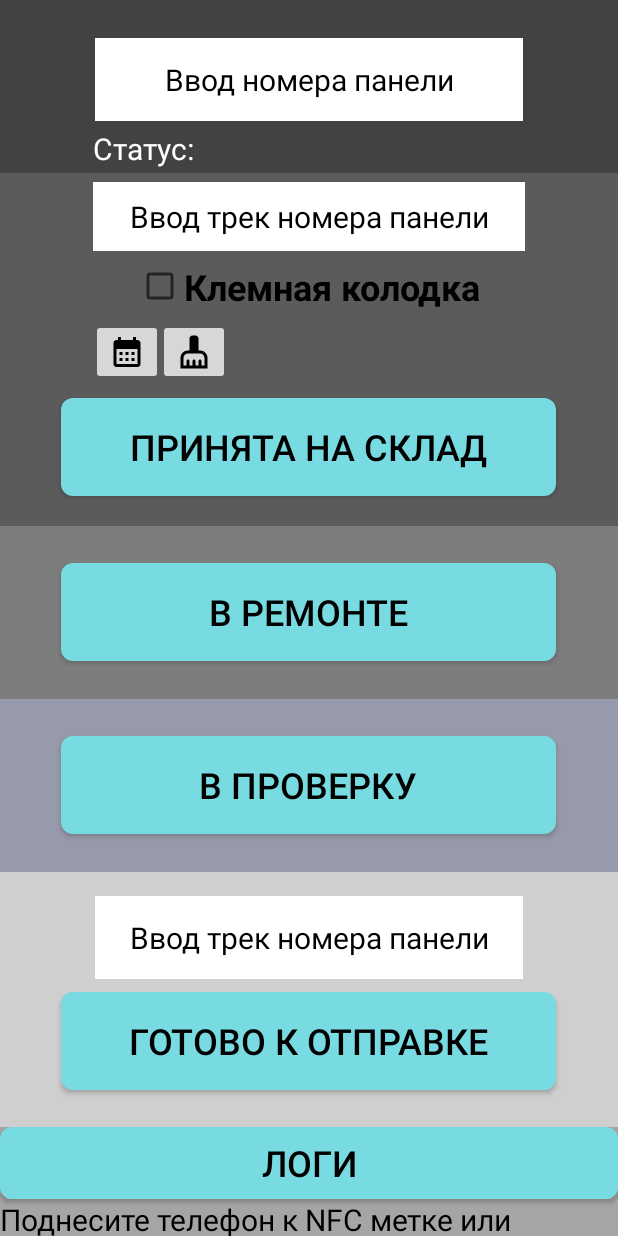
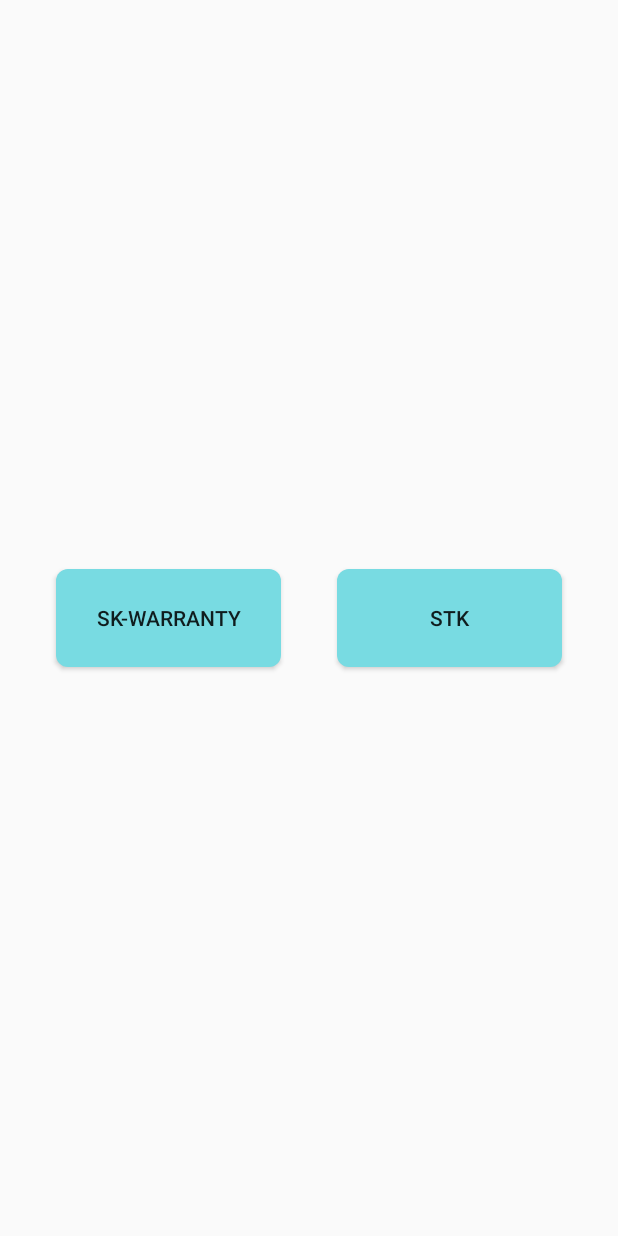
Before and after one commit to maxlukyrabbit/Sputnik, an Android app: the screen it shows after launch (MainActivity before the commit, menu_selection after it), on a phone screen of 412 x 824 dp. Run offline under Robolectric (Android 15) with nearby library versions, the phone set to English and light mode, and no system bars.

Commit message:
Button SK_Warranty

```diff
--- a/My_Application/app/build.gradle.kts
+++ b/My_Application/app/build.gradle.kts
@@ -12,16 +12,19 @@ android {
         targetSdk = 34
         versionCode = 1
         versionName = "1.0"
-
         testInstrumentationRunner = "androidx.test.runner.AndroidJUnitRunner"
     }
 
     buildTypes {
         release {
             isMinifyEnabled = false
-            proguardFiles(getDefaultProguardFile("proguard-android-optimize.txt"), "proguard-rules.pro")
+            proguardFiles(
+                getDefaultProguardFile("proguard-android-optimize.txt"),
+                "proguard-rules.pro"
+            )
         }
     }
+
     compileOptions {
         sourceCompatibility = JavaVersion.VERSION_1_8
         targetCompatibility = JavaVersion.VERSION_1_8
@@ -29,14 +32,22 @@ android {
 }
 
 dependencies {
-
     implementation("androidx.appcompat:appcompat:1.6.1")
     implementation("com.google.android.material:material:1.8.0")
     implementation("androidx.constraintlayout:constraintlayout:2.1.4")
     implementation("com.google.firebase:firebase-crashlytics-buildtools:2.9.9")
+    implementation("androidx.activity:activity:1.9.3")
+    implementation("androidx.core:core-ktx:1.13.0")
     testImplementation("junit:junit:4.13.2")
     androidTestImplementation("androidx.test.ext:junit:1.1.5")
     androidTestImplementation("androidx.test.espresso:espresso-core:3.5.1")
-    implementation ("com.squareup.okhttp3:okhttp:3.10.0")
+    implementation("com.squareup.okhttp3:okhttp:3.10.0")
+}
 
+// Убедитесь, что все зависимости используют одну версию Kotlin
+configurations.all {
+    resolutionStrategy {
+        force("org.jetbrains.kotlin:kotlin-stdlib:1.8.22")
+        force("org.jetbrains.kotlin:kotlin-stdlib-jdk8:1.8.22")
+    }
 }
--- a/My_Application/app/src/main/AndroidManifest.xml
+++ b/My_Application/app/src/main/AndroidManifest.xml
@@ -2,12 +2,14 @@
 <manifest xmlns:android="http://schemas.android.com/apk/res/android"
     xmlns:tools="http://schemas.android.com/tools">
 
+    <!-- Permissions -->
     <uses-permission android:name="android.permission.NFC" />
+    <uses-permission android:name="android.permission.INTERNET" />
+
+    <!-- Features -->
     <uses-feature
         android:name="android.hardware.nfc"
         android:required="true" />
-
-    <uses-permission android:name="android.permission.INTERNET" />
 
     <application
         android:allowBackup="true"
@@ -20,15 +22,16 @@
         android:theme="@style/Theme.AppCompat.Light.NoActionBar"
         tools:targetApi="31">
 
+
+        <!-- Menu Selection Activity -->
         <activity
-            android:name=".MainActivity"
-            android:launchMode="singleTask"
-            android:exported="true">
+            android:name=".menu_selection"
+            android:exported="true"
+            android:launchMode="singleTask">
             <intent-filter>
                 <action android:name="android.intent.action.MAIN" />
                 <category android:name="android.intent.category.LAUNCHER" />
             </intent-filter>
-
             <intent-filter>
                 <action android:name="android.nfc.action.NDEF_DISCOVERED" />
                 <category android:name="android.intent.category.DEFAULT" />
@@ -36,9 +39,14 @@
             </intent-filter>
         </activity>
 
-
+        <!-- Logs Activity -->
         <activity
             android:name=".logs"
+            android:exported="false" />
+
+        <!-- Main Activity -->
+        <activity
+            android:name=".MainActivity"
             android:exported="false" />
 
     </application>
--- /dev/null
+++ b/My_Application/app/src/main/java/com/example/my_application/menu_selection.java
@@ -0,0 +1,36 @@
+package com.example.my_application;
+
+import android.content.Intent;
+import android.os.Bundle;
+import android.view.View;
+
+import androidx.activity.EdgeToEdge;
+import androidx.appcompat.app.AppCompatActivity;
+import androidx.core.graphics.Insets;
+import androidx.core.view.ViewCompat;
+import androidx.core.view.WindowInsetsCompat;
+
+public class menu_selection extends AppCompatActivity {
+
+    @Override
+    protected void onCreate(Bundle savedInstanceState) {
+        super.onCreate(savedInstanceState);
+        EdgeToEdge.enable(this);
+        setContentView(R.layout.activity_menu_selection);
+        ViewCompat.setOnApplyWindowInsetsListener(findViewById(R.id.main), (v, insets) -> {
+            Insets systemBars = insets.getInsets(WindowInsetsCompat.Type.systemBars());
+            v.setPadding(systemBars.left, systemBars.top, systemBars.right, systemBars.bottom);
+            return insets;
+        });
+    }
+
+    public void STK(View v){
+//        Intent intent = new Intent(menu_selection.this, )
+    }
+
+    public void SK_Warranty(View v){
+        Intent intent = new Intent(menu_selection.this, MainActivity.class);
+        startActivity(intent);
+    }
+
+}
--- /dev/null
+++ b/My_Application/app/src/main/res/layout/activity_menu_selection.xml
@@ -0,0 +1,35 @@
+<?xml version="1.0" encoding="utf-8"?>
+<androidx.constraintlayout.widget.ConstraintLayout xmlns:android="http://schemas.android.com/apk/res/android"
+    xmlns:app="http://schemas.android.com/apk/res-auto"
+    xmlns:tools="http://schemas.android.com/tools"
+    android:id="@+id/main"
+    android:layout_width="match_parent"
+    android:layout_height="match_parent"
+    tools:context=".menu_selection">
+
+    <Button
+        android:id="@+id/SK_Warranty"
+        android:layout_width="150dp"
+        android:layout_height="65dp"
+        android:onClick="SK_Warranty"
+        android:background="@drawable/rectangle_shape"
+        android:text="@string/SK_Warranty"
+        app:layout_constraintEnd_toStartOf="@+id/STK"
+        app:layout_constraintStart_toStartOf="parent"
+        app:layout_constraintTop_toTopOf="parent"
+        app:layout_constraintBottom_toBottomOf="parent"
+        app:layout_constraintHorizontal_bias="0.5" />
+
+    <Button
+        android:id="@+id/STK"
+        android:layout_width="150dp"
+        android:layout_height="65dp"
+        android:background="@drawable/rectangle_shape"
+        android:text="@string/STK"
+        android:onClick="STK"
+        app:layout_constraintStart_toEndOf="@+id/SK_Warranty"
+        app:layout_constraintEnd_toEndOf="parent"
+        app:layout_constraintTop_toTopOf="parent"
+        app:layout_constraintBottom_toBottomOf="parent"
+        app:layout_constraintHorizontal_bias="0.5" />
+</androidx.constraintlayout.widget.ConstraintLayout>
--- a/My_Application/app/src/main/res/values/strings.xml
+++ b/My_Application/app/src/main/res/values/strings.xml
@@ -10,6 +10,8 @@
     <string name="To_check">В проверку</string>
     <string name="Repair">В ремонте</string>
     <string name="logs">Логи</string>
+    <string name="STK">STK</string>
+    <string name="SK_Warranty">SK-Warranty</string>
     <string name="version"> version 1.7</string>
 
 </resources>
--- a/My_Application/build.gradle.kts
+++ b/My_Application/build.gradle.kts
@@ -1,4 +1,4 @@
 // Top-level build file where you can add configuration options common to all sub-projects/modules.
 plugins {
-    id("com.android.application") version "8.1.2" apply false
+    id("com.android.application") version "8.5.2" apply false
 }
```
Also changed, not shown: My_Application/gradle/wrapper/gradle-wrapper.properties.
